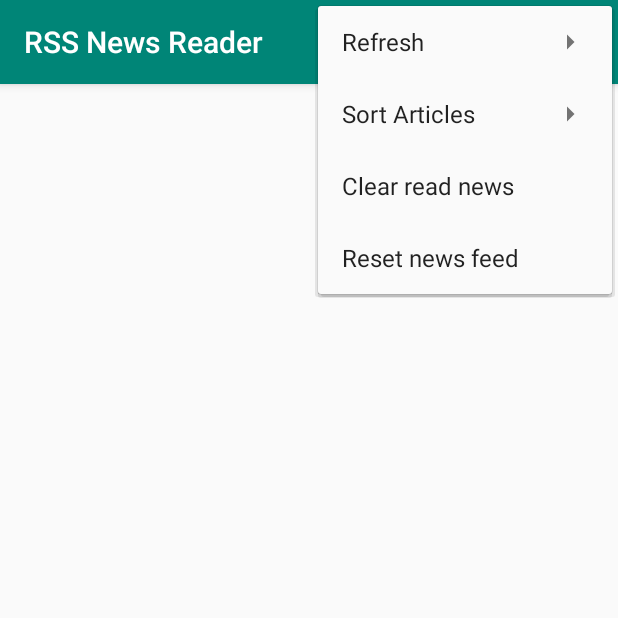
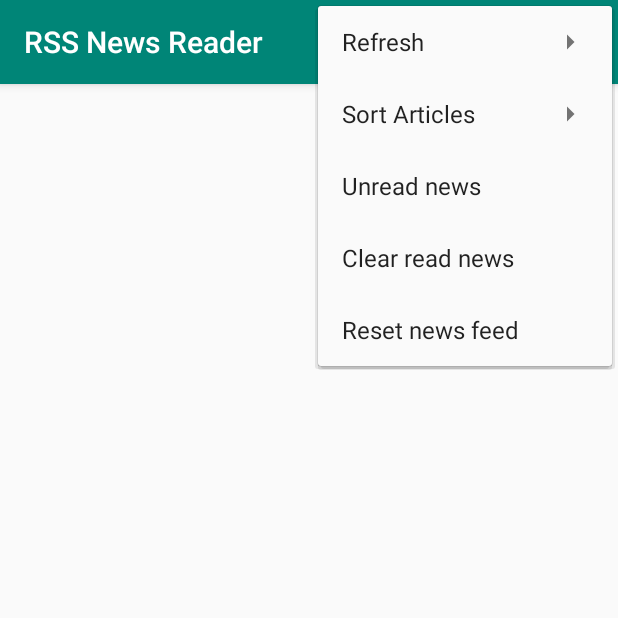
Before and after one commit to waihou9999/RSS, an Android app: the ArticleListingActivity screen opened directly, with no data from a screen before it, with the options menu open, on a phone screen of 412 x 824 dp, the top half of it. Run offline under Robolectric (Android 15) with nearby library versions, the phone set to English and light mode, and no system bars.

```diff
--- a/app/src/main/res/layout/activity_news_listing.xml
+++ b/app/src/main/res/layout/activity_news_listing.xml
@@ -7,15 +7,14 @@
 
 
     <androidx.swiperefreshlayout.widget.SwipeRefreshLayout
-        android:layout_height="wrap_content"
+        android:id="@+id/pullToRefresh"
         android:layout_width="match_parent"
-        android:id="@+id/pullToRefresh"
-        >
+        android:layout_height="wrap_content">
 
         <ListView
             android:id="@+id/news_list"
             android:layout_width="match_parent"
-            android:layout_height="match_parent"/>
+            android:layout_height="match_parent" />
 
     </androidx.swiperefreshlayout.widget.SwipeRefreshLayout>
 
--- a/app/src/main/res/menu/listview_menu.xml
+++ b/app/src/main/res/menu/listview_menu.xml
@@ -34,6 +34,11 @@
     </item>
 
     <item
+        android:id="@+id/unread"
+        android:title="Unread news"/>
+
+    <item
+
         android:id="@+id/clearread"
         android:title="Clear read news"/>
 
```
Also changed, not shown: app/src/main/java/com/alifabdulrahman/malaysiakinireader/Activity/Enter/ArticleList/ArticleListingActivity.java (+24 -12 lines).
